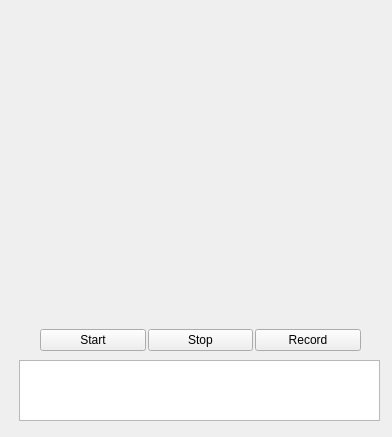
First picture: the form in Scripts/UI_Files/StudentWindow.ui, repository OuNiSang/ELEC490Project, before the edit.
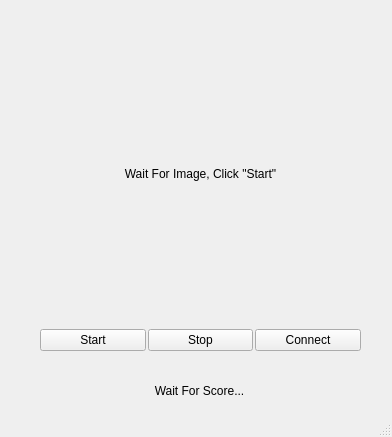
Second picture: the form after the edit.

What changed in the file:
```diff
--- a/Scripts/UI_Files/StudentWindow.ui
+++ b/Scripts/UI_Files/StudentWindow.ui
@@ -38,7 +38,10 @@
        <item>
         <widget class="QLabel" name="lbl_camOut">
          <property name="text">
-          <string/>
+          <string>Wait For Image, Click &quot;Start&quot;</string>
+         </property>
+         <property name="alignment">
+          <set>Qt::AlignCenter</set>
          </property>
         </widget>
        </item>
@@ -69,7 +72,7 @@
        <item>
         <widget class="QPushButton" name="btn_detect">
          <property name="text">
-          <string>Record</string>
+          <string>Connect</string>
          </property>
         </widget>
        </item>
@@ -88,11 +91,19 @@
     </property>
     <layout class="QVBoxLayout" name="debugWidget">
      <item>
-      <widget class="QTextBrowser" name="out_debugMessage"/>
+      <widget class="QLabel" name="lbl_Status">
+       <property name="text">
+        <string>Wait For Score...</string>
+       </property>
+       <property name="alignment">
+        <set>Qt::AlignCenter</set>
+       </property>
+      </widget>
      </item>
     </layout>
    </widget>
   </widget>
+  <widget class="QStatusBar" name="statusBar"/>
  </widget>
  <resources/>
  <connections/>
```
Left out of the diff: 2 changed lines with no effect on the pictures.
